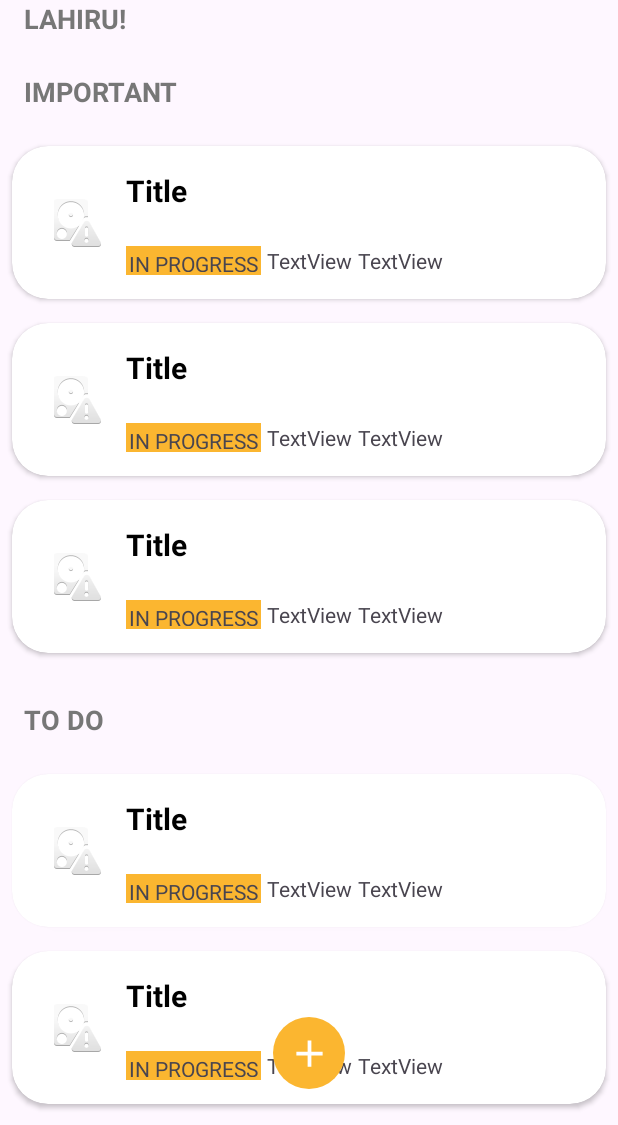
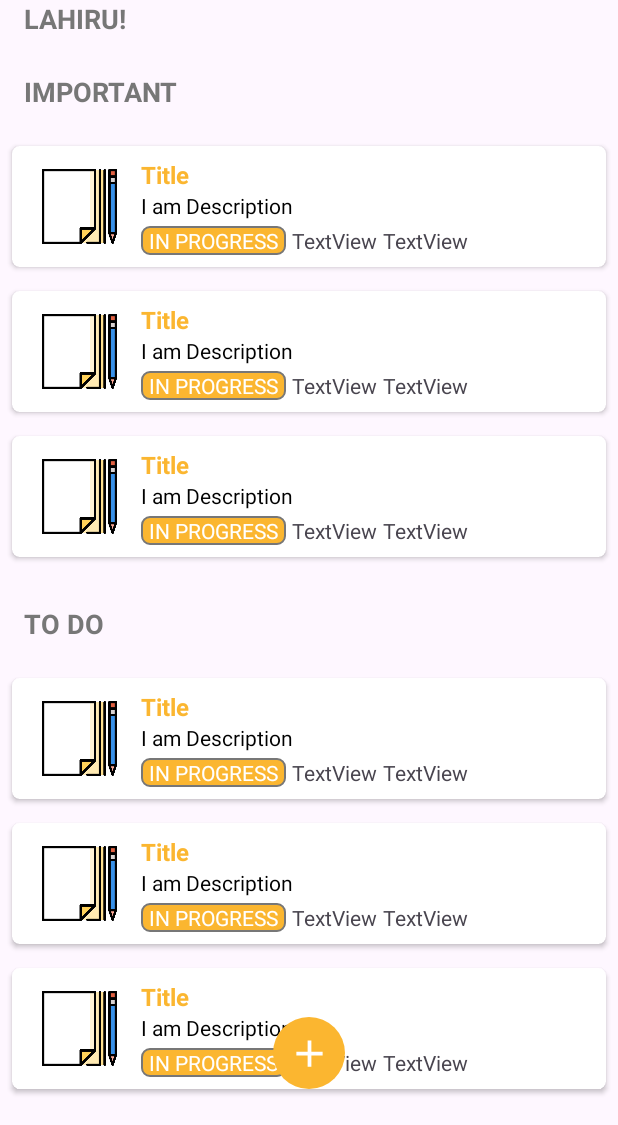
Before and after one commit to lahiruudayakumara/task-manager-android-app-kotlin, an Android app: the layout activity_main.xml on its own in the app's theme, with its tools: preview values and no code run, on a phone screen of 412 x 824 dp, the part 111-1236 px from its top. Run offline under Robolectric (Android 15) with nearby library versions, the phone set to English and light mode, and no system bars.

Commit message:
Update main_recycler_single_item.xml layout for better UI consistency

```diff
--- a/app/src/main/res/layout/main_recycler_single_item.xml
+++ b/app/src/main/res/layout/main_recycler_single_item.xml
@@ -4,18 +4,20 @@
     xmlns:tools="http://schemas.android.com/tools"
     android:layout_width="match_parent"
     android:layout_height="wrap_content"
+    android:id="@+id/mainCardView"
     android:layout_margin="8dp"
     android:elevation="12dp"
-    app:cardCornerRadius="24dp"
+    app:cardCornerRadius="5dp"
     app:cardBackgroundColor="@color/white"
     app:strokeWidth="1dp">
+<!--    android:onClick="onCardClick"-->
 
 
     <androidx.constraintlayout.widget.ConstraintLayout
         android:layout_width="match_parent"
         android:layout_height="wrap_content"
         android:orientation="horizontal"
-        android:padding="16dp">
+        android:padding="8dp">
 
         <androidx.constraintlayout.widget.ConstraintLayout
             android:layout_width="wrap_content"
@@ -31,8 +33,8 @@
                 android:layout_height="wrap_content"
                 android:layout_gravity="center"
                 android:text="Title"
-                android:textColor="@color/black"
-                android:textSize="20sp"
+                android:textColor="@color/orange"
+                android:textSize="16sp"
                 android:textStyle="bold"
                 app:layout_constraintEnd_toEndOf="parent"
                 app:layout_constraintStart_toStartOf="parent"
@@ -43,7 +45,7 @@
                 android:layout_width="0dp"
                 android:layout_height="wrap_content"
                 android:text="I am Description"
-                android:textColor="@color/white"
+                android:textColor="@color/black"
                 android:textSize="14sp"
                 app:layout_constraintEnd_toEndOf="parent"
                 app:layout_constraintStart_toStartOf="parent"
@@ -54,9 +56,11 @@
                 android:layout_width="wrap_content"
                 android:layout_height="0dp"
                 android:layout_marginTop="4dp"
-                android:background="@color/orange"
+                android:background="@drawable/rounded_background"
                 android:text="IN PROGRESS"
-                android:padding="2sp"
+                android:paddingStart="5sp"
+                android:paddingEnd="5sp"
+                android:textColor="@color/white"
                 app:layout_constraintBottom_toBottomOf="parent"
                 app:layout_constraintStart_toStartOf="parent"
                 app:layout_constraintTop_toBottomOf="@+id/text_description"
@@ -84,13 +88,13 @@
 
         <ImageView
             android:id="@+id/imageView"
-            android:layout_width="wrap_content"
-            android:layout_height="wrap_content"
+            android:layout_width="50sp"
+            android:layout_height="50sp"
             android:layout_marginStart="12dp"
             app:layout_constraintBottom_toBottomOf="parent"
             app:layout_constraintStart_toStartOf="parent"
             app:layout_constraintTop_toTopOf="parent"
-            app:srcCompat="@android:drawable/ic_popup_disk_full" />
+            app:srcCompat="@drawable/notes_notebook" />
 
 <!--        <Button-->
 <!--            android:id="@+id/btn_edit"-->
```
